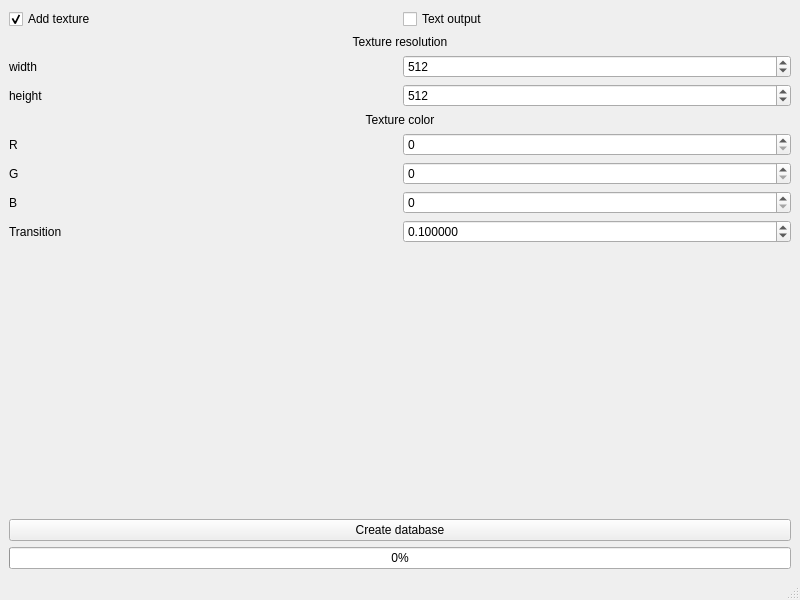
Old version of the form mainwindow.ui in the repository asafran/DatabaseCreator.
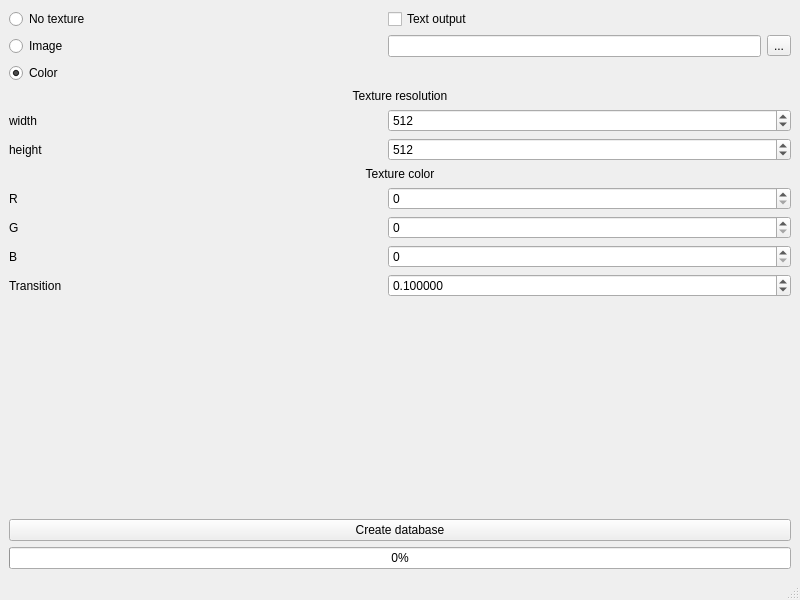
New version of the form.

Commit message: Add image support

The edit to the form file:
```diff
--- a/mainwindow.ui
+++ b/mainwindow.ui
@@ -15,60 +15,45 @@
   </property>
   <widget class="QWidget" name="centralwidget">
    <layout class="QGridLayout" name="gridLayout">
-    <item row="3" column="1">
-     <widget class="QSpinBox" name="height">
-      <property name="minimum">
-       <number>2</number>
+    <item row="0" column="0">
+     <widget class="QRadioButton" name="noRadio">
+      <property name="text">
+       <string>No texture</string>
       </property>
-      <property name="maximum">
-       <number>4096</number>
-      </property>
-      <property name="value">
-       <number>512</number>
-      </property>
      </widget>
     </item>
-    <item row="9" column="1">
-     <widget class="QDoubleSpinBox" name="transSpin">
-      <property name="decimals">
-       <number>6</number>
+    <item row="10" column="0">
+     <widget class="QLabel" name="label_6">
+      <property name="text">
+       <string>B</string>
       </property>
-      <property name="maximum">
-       <double>1.000000000000000</double>
-      </property>
-      <property name="value">
-       <double>0.100000000000000</double>
-      </property>
      </widget>
     </item>
-    <item row="5" column="0" colspan="2">
-     <widget class="QLabel" name="label_7">
-      <property name="text">
-       <string>Texture color</string>
+    <item row="1" column="1">
+     <widget class="QLineEdit" name="imagePath">
+      <property name="sizePolicy">
+       <sizepolicy hsizetype="Minimum" vsizetype="Fixed">
+        <horstretch>0</horstretch>
+        <verstretch>0</verstretch>
+       </sizepolicy>
       </property>
-      <property name="alignment">
-       <set>Qt::AlignCenter</set>
-      </property>
      </widget>
     </item>
-    <item row="11" column="0" colspan="2">
-     <widget class="QPushButton" name="convButt">
+    <item row="9" column="0">
+     <widget class="QLabel" name="label_5">
       <property name="text">
-       <string>Create database</string>
+       <string>G</string>
       </property>
      </widget>
     </item>
-    <item row="1" column="0" colspan="2">
-     <widget class="QLabel" name="label">
+    <item row="8" column="0">
+     <widget class="QLabel" name="label_4">
       <property name="text">
-       <string>Texture resolution</string>
+       <string>R</string>
       </property>
-      <property name="alignment">
-       <set>Qt::AlignCenter</set>
-      </property>
      </widget>
     </item>
-    <item row="10" column="0" colspan="2">
+    <item row="12" column="0" colspan="2">
      <spacer name="verticalSpacer">
       <property name="orientation">
        <enum>Qt::Vertical</enum>
@@ -81,94 +66,17 @@
       </property>
      </spacer>
     </item>
-    <item row="7" column="0">
-     <widget class="QLabel" name="label_5">
-      <property name="text">
-       <string>G</string>
-      </property>
-     </widget>
-    </item>
-    <item row="6" column="0">
-     <widget class="QLabel" name="label_4">
-      <property name="text">
-       <string>R</string>
-      </property>
-     </widget>
-    </item>
-    <item row="8" column="1">
-     <widget class="QSpinBox" name="bSpin">
-      <property name="maximum">
-       <number>255</number>
-      </property>
-     </widget>
-    </item>
-    <item row="8" column="0">
-     <widget class="QLabel" name="label_6">
-      <property name="text">
-       <string>B</string>
-      </property>
-     </widget>
-    </item>
-    <item row="6" column="1">
-     <widget class="QSpinBox" name="rSpin">
-      <property name="minimum">
-       <number>0</number>
-      </property>
-      <property name="maximum">
-       <number>255</number>
-      </property>
-      <property name="value">
-       <number>0</number>
-      </property>
-     </widget>
-    </item>
-    <item row="4" column="1">
-     <widget class="QSpinBox" name="width">
-      <property name="minimum">
-       <number>2</number>
-      </property>
-      <property name="maximum">
-       <number>4096</number>
-      </property>
-      <property name="value">
-       <number>512</number>
-      </property>
-     </widget>
-    </item>
-    <item row="9" column="0">
+    <item row="11" column="0">
      <widget class="QLabel" name="label_8">
       <property name="text">
        <string>Transition</string>
       </property>
      </widget>
     </item>
-    <item row="0" column="0">
-     <widget class="QCheckBox" name="textureBox">
+    <item row="1" column="0">
+     <widget class="QRadioButton" name="imageRadio">
       <property name="text">
-       <string>Add texture</string>
-      </property>
-      <property name="checked">
-       <bool>true</bool>
-      </property>
-     </widget>
-    </item>
-    <item row="4" column="0">
-     <widget class="QLabel" name="label_3">
-      <property name="text">
-       <string>height</string>
-      </property>
-     </widget>
-    </item>
-    <item row="7" column="1">
-     <widget class="QSpinBox" name="gSpin">
-      <property name="minimum">
-       <number>0</number>
-      </property>
-      <property name="maximum">
-       <number>255</number>
-      </property>
-      <property name="value">
-       <number>0</number>
+       <string>Image</string>
       </property>
      </widget>
     </item>
@@ -179,20 +87,143 @@
       </property>
      </widget>
     </item>
-    <item row="3" column="0">
+    <item row="5" column="0">
      <widget class="QLabel" name="label_2">
       <property name="text">
        <string>width</string>
       </property>
      </widget>
     </item>
-    <item row="12" column="0" colspan="2">
+    <item row="2" column="0">
+     <widget class="QRadioButton" name="colorRadio">
+      <property name="text">
+       <string>Color</string>
+      </property>
+      <property name="checked">
+       <bool>true</bool>
+      </property>
+     </widget>
+    </item>
+    <item row="6" column="0">
+     <widget class="QLabel" name="label_3">
+      <property name="text">
+       <string>height</string>
+      </property>
+     </widget>
+    </item>
+    <item row="1" column="2">
+     <widget class="QToolButton" name="imageButt">
+      <property name="text">
+       <string>...</string>
+      </property>
+     </widget>
+    </item>
+    <item row="3" column="0" colspan="3">
+     <widget class="QLabel" name="label">
+      <property name="text">
+       <string>Texture resolution</string>
+      </property>
+      <property name="alignment">
+       <set>Qt::AlignCenter</set>
+      </property>
+     </widget>
+    </item>
+    <item row="5" column="1" colspan="2">
+     <widget class="QSpinBox" name="height">
+      <property name="minimum">
+       <number>2</number>
+      </property>
+      <property name="maximum">
+       <number>4096</number>
+      </property>
+      <property name="value">
+       <number>512</number>
+      </property>
+     </widget>
+    </item>
+    <item row="6" column="1" colspan="2">
+     <widget class="QSpinBox" name="width">
+      <property name="minimum">
+       <number>2</number>
+      </property>
+      <property name="maximum">
+       <number>4096</number>
+      </property>
+      <property name="value">
+       <number>512</number>
+      </property>
+     </widget>
+    </item>
+    <item row="8" column="1" colspan="2">
+     <widget class="QSpinBox" name="rSpin">
+      <property name="minimum">
+       <number>0</number>
+      </property>
+      <property name="maximum">
+       <number>255</number>
+      </property>
+      <property name="value">
+       <number>0</number>
+      </property>
+     </widget>
+    </item>
+    <item row="9" column="1" colspan="2">
+     <widget class="QSpinBox" name="gSpin">
+      <property name="minimum">
+       <number>0</number>
+      </property>
+      <property name="maximum">
+       <number>255</number>
+      </property>
+      <property name="value">
+       <number>0</number>
+      </property>
+     </widget>
+    </item>
+    <item row="10" column="1" colspan="2">
+     <widget class="QSpinBox" name="bSpin">
+      <property name="maximum">
+       <number>255</number>
+      </property>
+     </widget>
+    </item>
+    <item row="11" column="1" colspan="2">
+     <widget class="QDoubleSpinBox" name="transSpin">
+      <property name="decimals">
+       <number>6</number>
+      </property>
+      <property name="maximum">
+       <double>1.000000000000000</double>
+      </property>
+      <property name="value">
+       <double>0.100000000000000</double>
+      </property>
+     </widget>
+    </item>
+    <item row="13" column="0" colspan="3">
+     <widget class="QPushButton" name="convButt">
+      <property name="text">
+       <string>Create database</string>
+      </property>
+     </widget>
+    </item>
+    <item row="14" column="0" colspan="3">
      <widget class="QProgressBar" name="progressBar">
       <property name="value">
        <number>0</number>
       </property>
      </widget>
     </item>
+    <item row="7" column="0" colspan="3">
+     <widget class="QLabel" name="label_7">
+      <property name="text">
+       <string>Texture color</string>
+      </property>
+      <property name="alignment">
+       <set>Qt::AlignCenter</set>
+      </property>
+     </widget>
+    </item>
    </layout>
   </widget>
   <widget class="QMenuBar" name="menubar">
```
Left out of the diff: 92 changed lines with no effect on the pictures. The commit also changes 2 other files.
